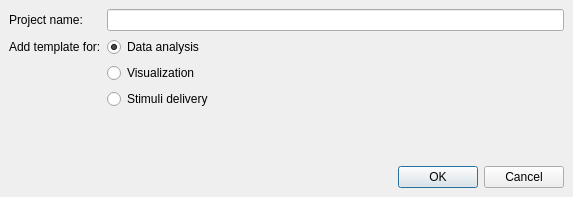
UN-GCPDS/bci-framework, file bci_framework/framework/qtgui/new_project.ui: the form before one commit.
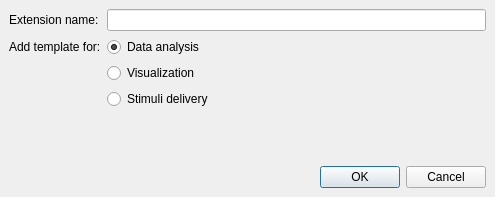
The form after the commit. Icons and pictures are not drawn.

The edit to the form file:
```diff
--- a/bci_framework/framework/qtgui/new_project.ui
+++ b/bci_framework/framework/qtgui/new_project.ui
@@ -6,7 +6,7 @@
    <rect>
     <x>0</x>
     <y>0</y>
-    <width>573</width>
+    <width>495</width>
     <height>197</height>
    </rect>
   </property>
@@ -24,7 +24,7 @@
       <item row="0" column="0">
        <widget class="QLabel" name="label_2">
         <property name="text">
-         <string>Project name:</string>
+         <string>Extension name:</string>
         </property>
        </widget>
       </item>
```
Left out of the diff: 2 changed lines with no effect on the pictures.
